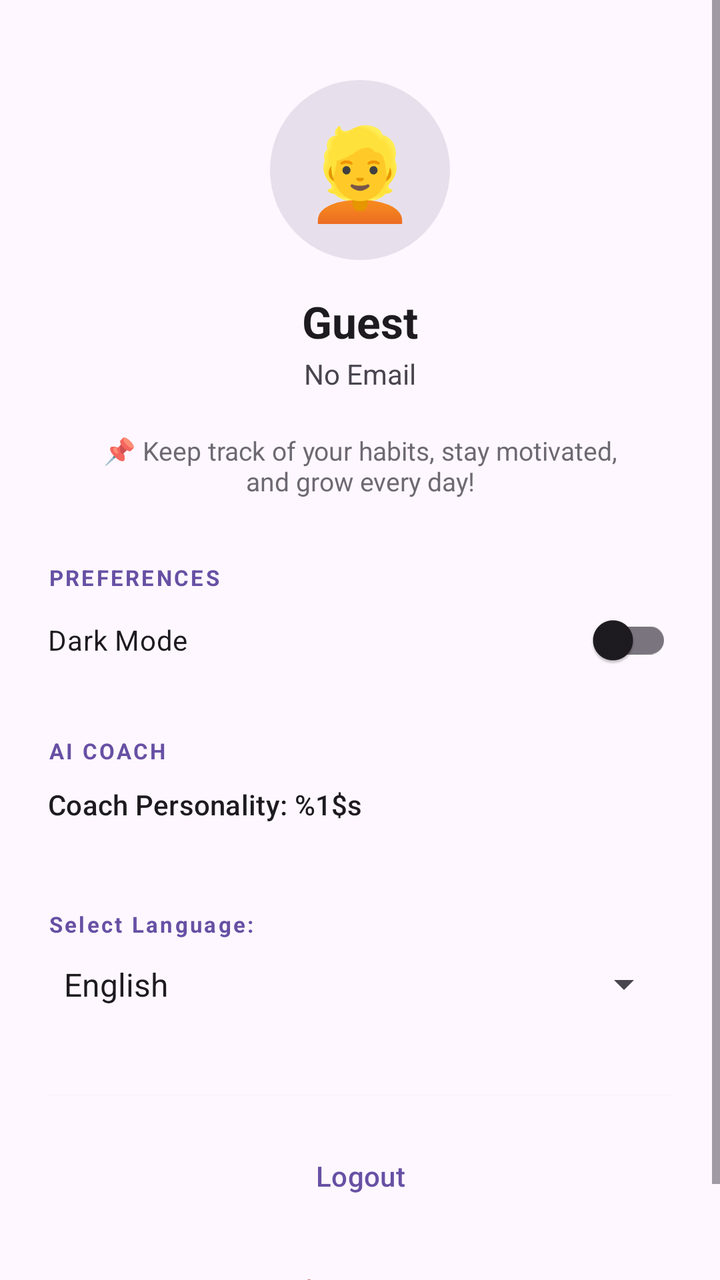
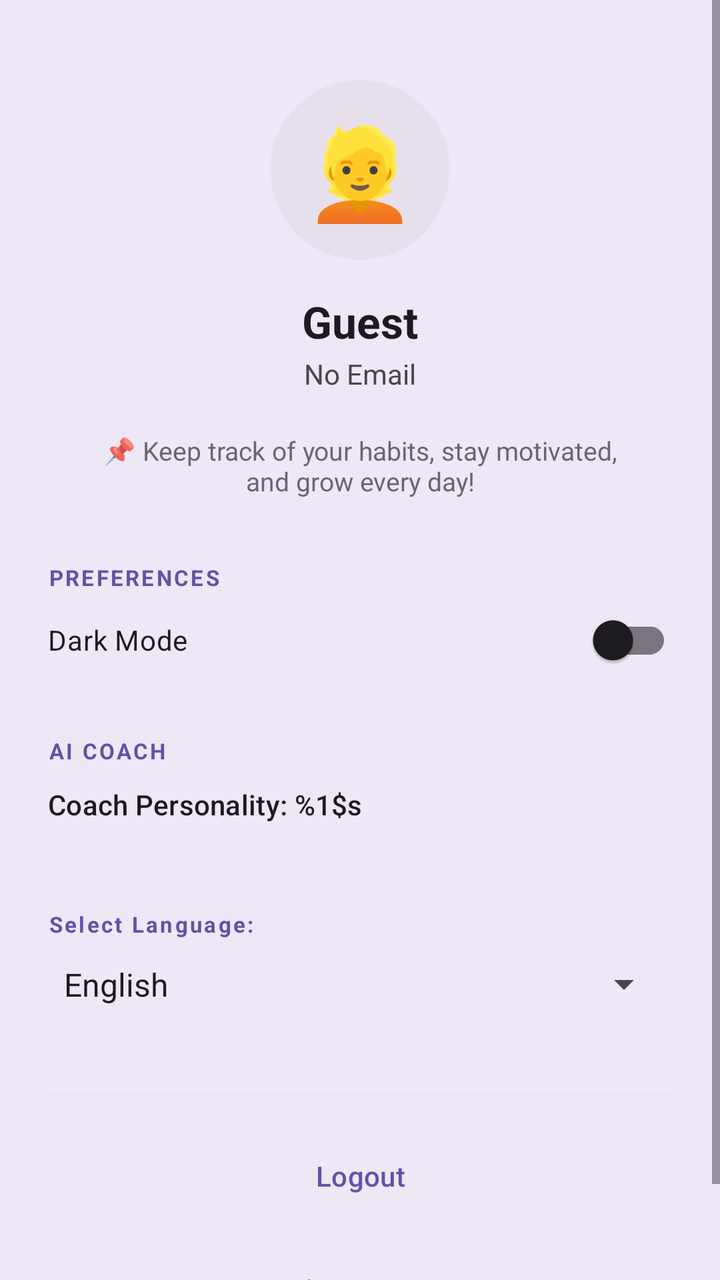

Two renders of the same Android screen: before a commit and after it. Below are the layout's source before the change and the commit's diff.
<!-- AndroidManifest.xml: application theme Theme.TrackIt -->
<!-- res/layout/fragment_profile.xml -->
<?xml version="1.0" encoding="utf-8"?>
<ScrollView
    xmlns:android="http://schemas.android.com/apk/res/android"
    xmlns:app="http://schemas.android.com/apk/res-auto"
    android:layout_width="match_parent"
    android:layout_height="match_parent"
    android:background="?android:attr/windowBackground">

    <LinearLayout
        android:layout_width="match_parent"
        android:layout_height="wrap_content"
        android:orientation="vertical"
        android:padding="24dp"
        android:gravity="center_horizontal">

        <TextView
            android:id="@+id/profileAvatar"
            android:layout_width="90dp"
            android:layout_height="90dp"
            android:text="👱"
            android:textSize="45sp"
            android:gravity="center"
            android:background="@drawable/circle_placeholder"
            android:layout_marginTop="16dp"/>

        <TextView
            android:id="@+id/profileName"
            android:layout_width="wrap_content"
            android:layout_height="wrap_content"
            android:text="@string/guest"
            android:textSize="22sp"
            android:textStyle="bold"
            android:textColor="?android:attr/textColorPrimary"
            android:layout_marginTop="16dp"/>

        <TextView
            android:id="@+id/profileEmail"
            android:layout_width="wrap_content"
            android:layout_height="wrap_content"
            android:text="@string/no_email"
            android:textSize="14sp"
            android:textColor="?android:attr/textColorSecondary"
            android:layout_marginTop="2dp"/>

        <TextView
            android:id="@+id/profileBio"
            android:layout_width="match_parent"
            android:layout_height="wrap_content"
            android:text="@string/profile_bio"
            android:textSize="13sp"
            android:textColor="?android:attr/textColorSecondary"
            android:layout_marginTop="20dp"
            android:gravity="center"
            android:paddingHorizontal="16dp"
            android:alpha="0.8"/>

        <TextView
            android:layout_width="match_parent"
            android:layout_height="wrap_content"
            android:text="@string/preferences"
            android:textSize="11sp"
            android:textStyle="bold"
            android:textColor="?attr/colorPrimary"
            android:layout_marginTop="32dp"
            android:letterSpacing="0.1"/>

        <com.google.android.material.switchmaterial.SwitchMaterial
            android:id="@+id/themeSwitch"
            android:layout_width="match_parent"
            android:layout_height="wrap_content"
            android:text="@string/dark_mode"
            android:paddingVertical="12dp"/>

        <TextView
            android:layout_width="match_parent"
            android:layout_height="wrap_content"
            android:text="@string/ai_coach"
            android:textSize="11sp"
            android:textStyle="bold"
            android:textColor="?attr/colorPrimary"
            android:layout_marginTop="24dp"
            android:letterSpacing="0.1"/>



        <com.google.android.material.button.MaterialButton
            android:id="@+id/btnCoachTone"
            style="@style/Widget.Material3.Button.TextButton"
            android:layout_width="match_parent"
            android:layout_height="wrap_content"
            android:text="@string/coach_personality"
            android:gravity="start"
            android:paddingStart="0dp"
            android:textAllCaps="false"
            android:textColor="?android:attr/textColorPrimary"/>

        <TextView
            android:layout_width="match_parent"
            android:layout_height="wrap_content"
            android:text="@string/select_language"
            android:textSize="11sp"
            android:textStyle="bold"
            android:textColor="?attr/colorPrimary"
            android:layout_marginTop="24dp"
            android:letterSpacing="0.1"/>

        <Spinner
            android:id="@+id/langSpinner"
            android:layout_width="match_parent"
            android:layout_height="wrap_content"
            android:entries="@array/language_options"
            android:paddingVertical="12dp"/>

        <View
            android:layout_width="match_parent"
            android:layout_height="1dp"
            android:layout_marginTop="32dp"
            android:background="?android:attr/dividerVertical"
            android:alpha="0.1"/>

        <com.google.android.material.button.MaterialButton
            android:id="@+id/btnLogout"
            style="@style/Widget.Material3.Button.TextButton"
            android:layout_width="match_parent"
            android:layout_height="wrap_content"
            android:text="@string/logout"
            android:layout_marginTop="16dp"
            android:textColor="?attr/colorPrimary"
            android:textAllCaps="false"/>

        <com.google.android.material.button.MaterialButton
            android:id="@+id/btndelete"
            style="@style/Widget.Material3.Button.TextButton"
            android:layout_width="wrap_content"
            android:layout_height="wrap_content"
            android:text="@string/delete_account"
            android:layout_marginTop="8dp"
            android:textColor="#BA1A1A"
            android:textAllCaps="false"
            android:alpha="0.6"
            android:textSize="12sp"/>

        <FrameLayout
            android:id="@+id/loadingOverlay"
            android:layout_width="match_parent"
            android:layout_height="match_parent"
            android:background="?android:windowBackground"
            android:visibility="gone"
            android:elevation="100dp">

            <ProgressBar
                android:layout_width="wrap_content"
                android:layout_height="wrap_content"
                android:layout_gravity="center" />
        </FrameLayout>
    </LinearLayout>


</ScrollView>
<!-- resources referenced by this layout -->
<resources>
  <string-array name="language_options">
          <item>English</item>
          <item>Armenian (Հայերեն)</item>
          <item>Russian (Русский)</item>
      </string-array>
  <!-- drawable circle_placeholder (drawable) -->
  <?xml version="1.0" encoding="utf-8"?>
  <shape xmlns:android="http://schemas.android.com/apk/res/android"
      android:shape="oval">
      <solid android:color="?attr/colorSurfaceVariant" />
      <size android:width="90dp" android:height="90dp" />
  </shape>
  <string name="ai_coach">AI COACH</string>
  <string name="coach_personality">Coach Personality: %1$s</string>
  <string name="dark_mode">Dark Mode</string>
  <string name="delete_account">Delete Account</string>
  <string name="guest">Guest</string>
  <string name="logout">Logout</string>
  <string name="no_email">No Email</string>
  <string name="preferences">PREFERENCES</string>
  <string name="profile_bio">📌 Keep track of your habits, stay motivated, and grow every day!</string>
  <string name="select_language">Select Language:</string>
  <style name="Theme.TrackIt" parent="Base.Theme.TrackIt" />
  <style name="Base.Theme.TrackIt" parent="Theme.Material3.DayNight.NoActionBar">
          
          
      </style>
</resources>

<!-- the commit's change to res/layout/fragment_profile.xml (unified diff, before → after) -->
@@ -4,7 +4,7 @@
     xmlns:app="http://schemas.android.com/apk/res-auto"
     android:layout_width="match_parent"
     android:layout_height="match_parent"
-    android:background="?android:attr/windowBackground">
+    android:background="@color/bg_color">
 
     <LinearLayout
         android:layout_width="match_parent"
<!-- resource entries referenced after the edit -->
@@ -5,6 +5,7 @@
           <item>Armenian (Հայերեն)</item>
           <item>Russian (Русский)</item>
       </string-array>
+  <color name="bg_color">#EDE7F6</color>
   <!-- drawable circle_placeholder (drawable) -->
   <?xml version="1.0" encoding="utf-8"?>
   <shape xmlns:android="http://schemas.android.com/apk/res/android"
